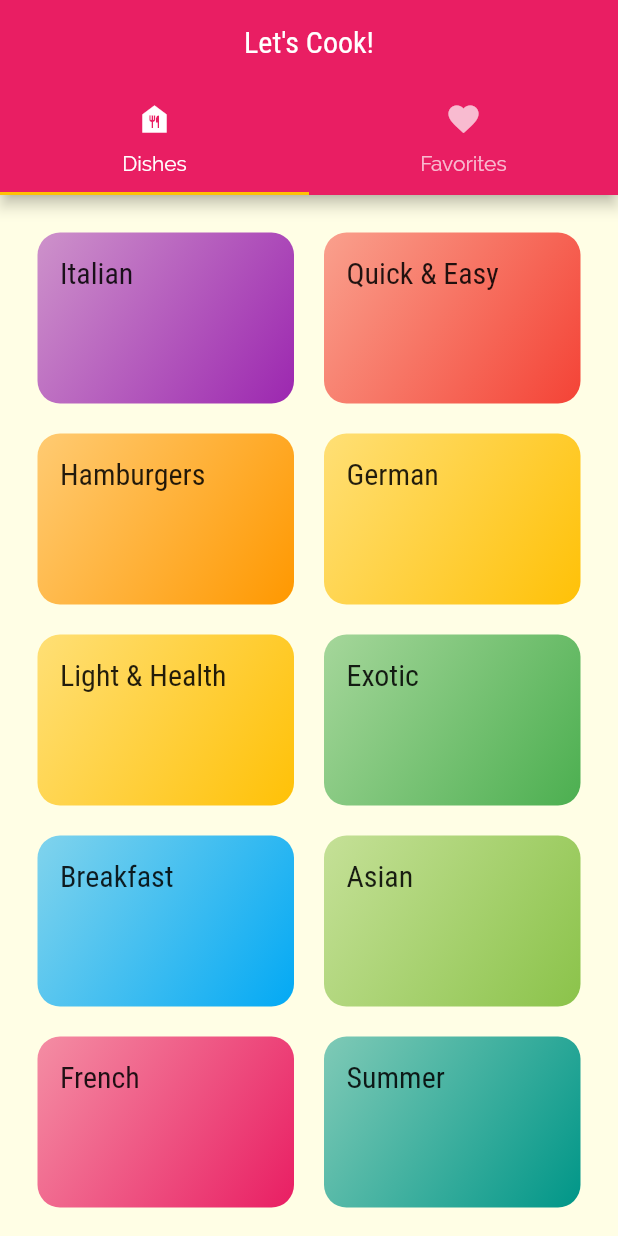
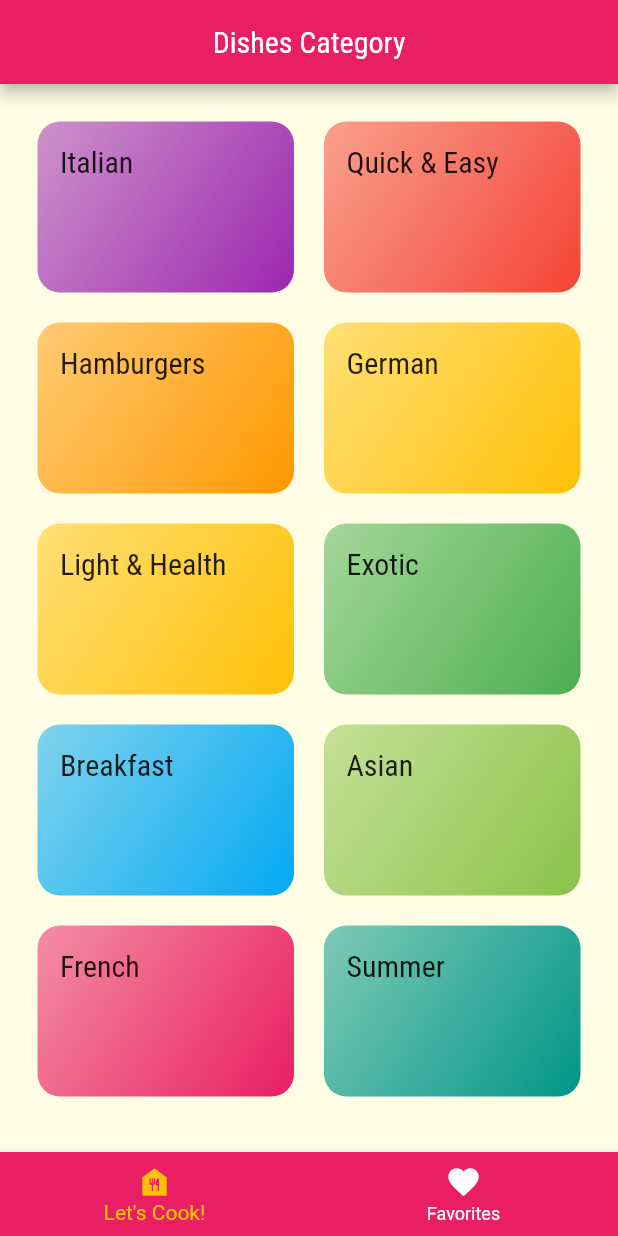
Before and after one commit to edvaldoperreira/meals, a Flutter app: the screen it shows after launch, on a phone screen of 412 x 824 dp. Run offline on Flutter 3.47's test engine with Material 2 defaults, Android fonts, the phone set to English and light mode, and no system bars.

Commit message:
Adding navigation by tabs using bottomNavigationBar of Scaffold widget

```diff
--- a/lib/pages/favorites_page.dart
+++ b/lib/pages/favorites_page.dart
@@ -5,8 +5,8 @@ class FavoritesPage extends StatelessWidget {
 
   @override
   Widget build(BuildContext context) {
-    return Center(
-      child: Text('This is my favorite list of foods!'),
+    return const Center(
+      child: Text('This is list of favorite food!'),
     );
   }
 }
--- a/lib/pages/tabs_page.dart
+++ b/lib/pages/tabs_page.dart
@@ -2,36 +2,82 @@ import 'package:flutter/material.dart';
 import 'package:meals/pages/categories_page.dart';
 import 'package:meals/pages/favorites_page.dart';
 
-class TabsPage extends StatelessWidget {
+class TabsPage extends StatefulWidget {
   const TabsPage({Key? key}) : super(key: key);
 
   @override
+  State<TabsPage> createState() => _TabsPageState();
+}
+
+class _TabsPageState extends State<TabsPage> {
+  int _selectedTabIndex = 0;
+
+  final List<Map<String, Object>> _pages = [
+    {'title': 'Dishes' ' Category', 'Page': const CategoriesPage()},
+    {'title': 'My Favorites', 'Page': const FavoritesPage()},
+  ];
+
+  _selectPage(int index) {
+    setState(() {
+      _selectedTabIndex = index;
+    });
+  }
+
+  @override
   Widget build(BuildContext context) {
-    return DefaultTabController(
-      length: 2,
-      child: Scaffold(
-        appBar: AppBar(
-          title: const Center(child: Text("Let's Cook!")),
-          bottom: const TabBar(
-            tabs: [
-              Tab(
-                icon: Icon(Icons.food_bank),
-                text: "Dishes",
-              ),
-              Tab(
-                icon: Icon(Icons.favorite),
-                text: "Favorites",
-              )
-            ],
+    return Scaffold(
+      appBar: AppBar(
+        title:
+            Center(child: Text(_pages[_selectedTabIndex]['title'] as String)),
+      ),
+      body: _pages[_selectedTabIndex]['Page'] as Widget,
+      bottomNavigationBar: BottomNavigationBar(
+        onTap: _selectPage,
+        backgroundColor: Theme.of(context).primaryColor,
+        unselectedItemColor: Colors.white,
+        selectedItemColor: Theme.of(context).colorScheme.secondary,
+        currentIndex: _selectedTabIndex,
+        type: BottomNavigationBarType.fixed,
+        items: const [
+          BottomNavigationBarItem(
+            icon: Icon(Icons.food_bank),
+            label: "Let's Cook!",
           ),
-        ),
-        body: const TabBarView(
-          children: [
-            CategoriesPage(),
-            FavoritesPage(),
-          ],
-        ),
+          BottomNavigationBarItem(
+            icon: Icon(Icons.favorite),
+            label: "Favorites",
+          )
+        ],
       ),
     );
+
+    //* Tab Navigation - TOP *//
+    // return DefaultTabController(
+    //   length: 2,
+    //   initialIndex: 0,
+    //   child: Scaffold(
+    //     appBar: AppBar(
+    //       title: const Center(child: Text("Let's Cook!")),
+    //       bottom: const TabBar(
+    //         tabs: [
+    //           Tab(
+    //             icon: Icon(Icons.food_bank),
+    //             text: "Dishes",
+    //           ),
+    //           Tab(
+    //             icon: Icon(Icons.favorite),
+    //             text: "Favorites",
+    //           )
+    //         ],
+    //       ),
+    //     ),
+    //     body: const TabBarView(
+    //       children: [
+    //         CategoriesPage(),
+    //         FavoritesPage(),
+    //       ],
+    //     ),
+    //   ),
+    // );
   }
 }
```
